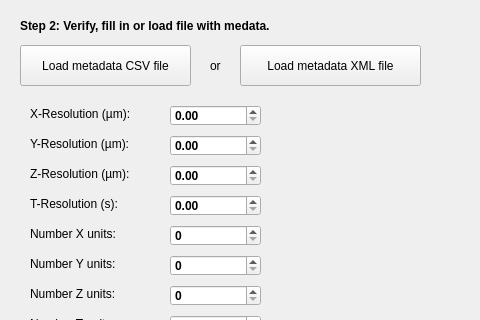
The window that CellECT/gui/new_workspace_layout.ui (ddiana/CellECT) describes before a commit, drawn with Qt 5; both pictures show x 0 to 480 and y 95 to 415 of the 584 by 802 pixel window.
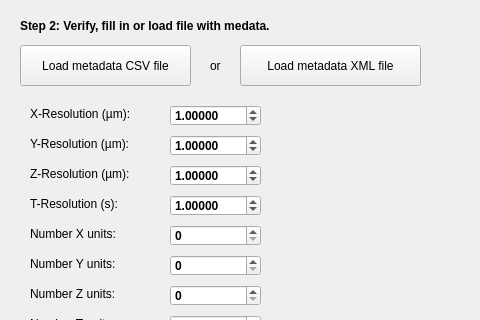
The same window after the commit.

Commit message: minimum value for resolution >0, and default =1

Patch:
```diff
--- a/CellECT/gui/new_workspace_layout.ui
+++ b/CellECT/gui/new_workspace_layout.ui
@@ -217,9 +217,18 @@
      <bold>true</bold>
     </font>
    </property>
+   <property name="decimals">
+    <number>5</number>
+   </property>
+   <property name="minimum">
+    <double>0.000010000000000</double>
+   </property>
    <property name="maximum">
     <double>100000.000000000000000</double>
    </property>
+   <property name="value">
+    <double>1.000000000000000</double>
+   </property>
   </widget>
   <widget class="QSpinBox" name="spinBox_numt">
    <property name="geometry">
@@ -260,9 +269,18 @@
      <bold>true</bold>
     </font>
    </property>
+   <property name="decimals">
+    <number>5</number>
+   </property>
+   <property name="minimum">
+    <double>0.000010000000000</double>
+   </property>
    <property name="maximum">
     <double>100000.000000000000000</double>
    </property>
+   <property name="value">
+    <double>1.000000000000000</double>
+   </property>
   </widget>
   <widget class="QSpinBox" name="spinBox_numch">
    <property name="geometry">
@@ -383,9 +401,18 @@
      <bold>true</bold>
     </font>
    </property>
+   <property name="decimals">
+    <number>5</number>
+   </property>
+   <property name="minimum">
+    <double>0.000010000000000</double>
+   </property>
    <property name="maximum">
     <double>100000.000000000000000</double>
    </property>
+   <property name="value">
+    <double>1.000000000000000</double>
+   </property>
   </widget>
   <widget class="QDoubleSpinBox" name="doubleSpinBox_tres">
    <property name="geometry">
@@ -403,9 +430,18 @@
      <bold>true</bold>
     </font>
    </property>
+   <property name="decimals">
+    <number>5</number>
+   </property>
+   <property name="minimum">
+    <double>0.000010000000000</double>
+   </property>
    <property name="maximum">
     <double>100000.000000000000000</double>
    </property>
+   <property name="value">
+    <double>1.000000000000000</double>
+   </property>
   </widget>
   <widget class="QLabel" name="label_3">
    <property name="geometry">
```
The commit also changes 5 other files.
